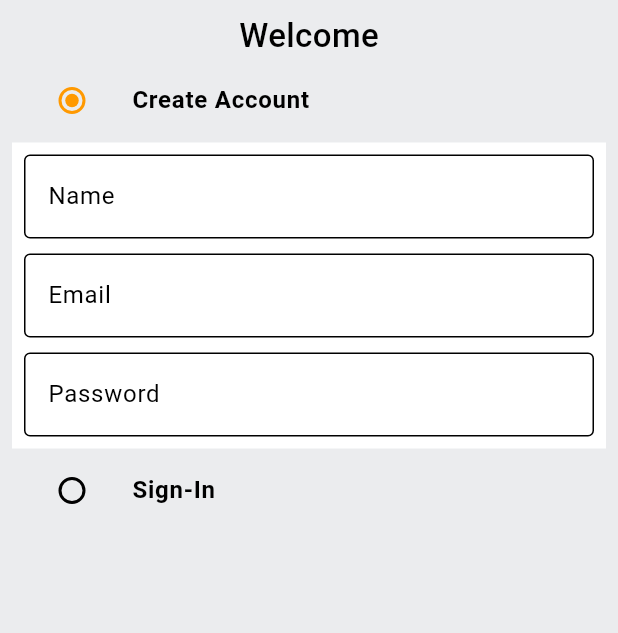
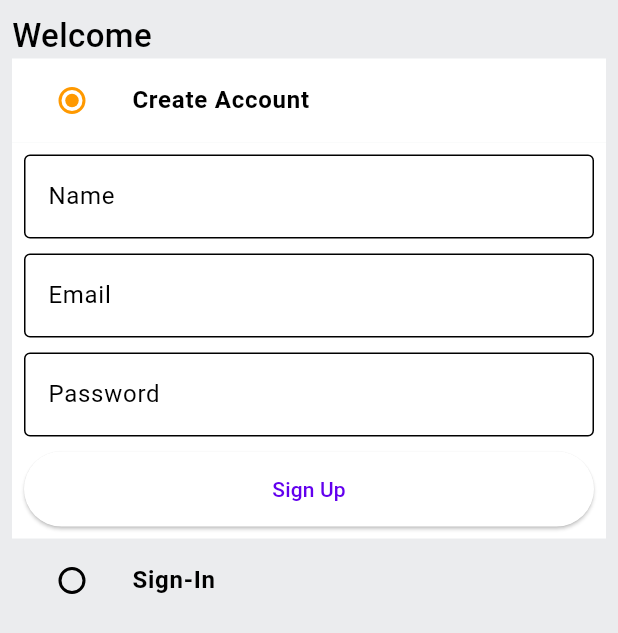
Before and after one commit to op0318/ecom-shopping, a Flutter app: the screen it shows after launch, on a phone screen of 412 x 824 dp. Shown: the top 633 px of the screen. Run offline on Flutter 3.47's test engine with Material 3 defaults, Android fonts, the phone set to English and light mode, and no system bars.

Commit message:
custom widgets

```diff
--- a/lib/common/widgets/custom_button.dart
+++ b/lib/common/widgets/custom_button.dart
@@ -0,0 +1,17 @@
+import 'package:flutter/material.dart';
+
+class CustomButton extends StatelessWidget {
+  final String text;
+  final VoidCallback onTap;
+  const CustomButton({
+    Key? key,
+    required this.text,
+    required this.onTap}) : super(key: key);
+
+  @override
+  Widget build(BuildContext context) {
+    return ElevatedButton(
+      style: ElevatedButton.styleFrom(minimumSize:const Size(double.infinity, 50)),
+        onPressed:onTap, child: Text(text));
+  }
+}
--- a/lib/features/auth/screens/auth_screen.dart
+++ b/lib/features/auth/screens/auth_screen.dart
@@ -1,3 +1,4 @@
+import 'package:amazon_clone/common/widgets/custom_button.dart';
 import 'package:amazon_clone/common/widgets/custom_textfield.dart';
 import 'package:amazon_clone/constants/global_variables.dart';
 import 'package:flutter/material.dart';
@@ -43,10 +44,15 @@ class _AuthScreenState extends State<AuthScreen> {
        body: Padding(
          padding: const EdgeInsets.all(8.0),
          child: SafeArea(
-           child: Column(children: [
+           child: Column(
+             crossAxisAlignment: CrossAxisAlignment.start,
+               children: [
              const Text('Welcome',style:
            TextStyle(fontSize: 22,fontWeight: FontWeight.w500),),
            ListTile(
+             tileColor: _auth==Auth.signup ?
+             GlobalVariables.backgroundColor:
+             GlobalVariables.greyBackgroundCOlor,
              leading: Radio(
                groupValue: _auth,//this is for the default value
                activeColor: GlobalVariables.secondaryColor,
@@ -67,14 +73,19 @@ class _AuthScreenState extends State<AuthScreen> {
                  child: Column(
                    children: [
                      CustomTextField(controller:_nameController ,hintext: 'Name',),
-                     SizedBox(height: 10),
+                     const SizedBox(height: 10),
                      CustomTextField(controller:_emailController ,hintext: 'Email',),
-                     SizedBox(height: 10,),
-                     CustomTextField(controller:_passwordController,hintext: 'Password',)
+                    const  SizedBox(height: 10,),
+                     CustomTextField(controller:_passwordController,hintext: 'Password',),
+                     const SizedBox(height: 10,),
+                     CustomButton(text:'Sign Up', onTap: (){})
                    ],
                  )),
                ),
              ListTile(
+               tileColor: _auth==Auth.signin?
+               GlobalVariables.backgroundColor:
+               GlobalVariables.greyBackgroundCOlor,
                leading: Radio(
                  groupValue: _auth,//this is for the default value
                  activeColor: GlobalVariables.secondaryColor,
@@ -84,7 +95,27 @@ class _AuthScreenState extends State<AuthScreen> {
                  }),
                ),
                title: const Text('Sign-In',style: TextStyle(fontWeight: FontWeight.bold)),
-             )]),
+             ),
+               if(_auth==Auth.signin)
+                 Container(
+                   color: GlobalVariables.backgroundColor,
+                   padding: const EdgeInsets.all(8),
+                   child: Form(key:_signInFormKey,
+                       child: Column(
+                         children: [
+
+                           CustomTextField(controller:_emailController ,hintext: 'Email',),
+                           const  SizedBox(height: 10,),
+                           CustomTextField(controller:_passwordController,hintext: 'Password',),
+                           const SizedBox(height: 10,),
+                           CustomButton(text:'Sign IN', onTap: (){})
+                         ],
+                       )),
+                 )
+
+
+
+                 ]),
          ),
        ),
     );
```
